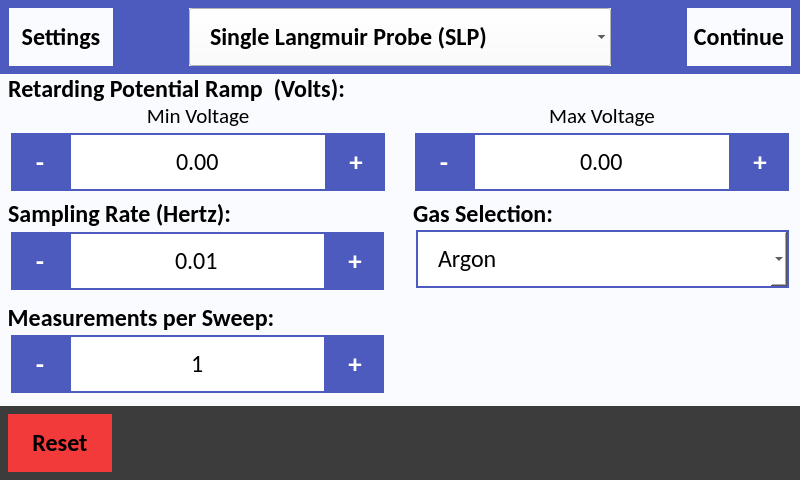
Before: the Qt Designer form src/user_interface/graphic_user_interface/experiment_setup.ui in CFigueroa90894/plasmetry, drawn with Qt 5.
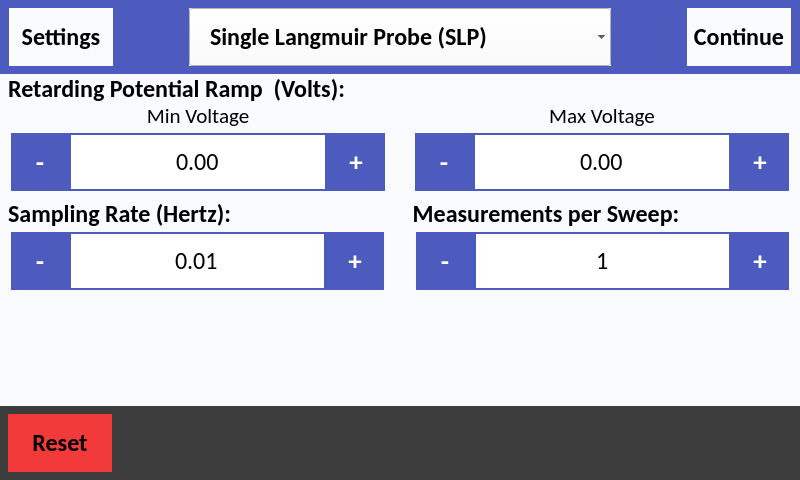
After: the same form once the commit is applied.

Commit message: button adjust and gas selection

```diff
--- a/src/user_interface/graphic_user_interface/experiment_setup.ui
+++ b/src/user_interface/graphic_user_interface/experiment_setup.ui
@@ -960,7 +960,7 @@
                   <number>10</number>
                  </property>
                  <property name="bottomMargin">
-                  <number>10</number>
+                  <number>113</number>
                  </property>
                  <item>
                   <widget class="QToolButton" name="slp_sampling_rate_minus">
@@ -1082,149 +1082,6 @@
                 </layout>
                </widget>
               </item>
-              <item>
-               <widget class="QGroupBox" name="slp_num_measurements_gb">
-                <property name="font">
-                 <font>
-                  <family>Calibri</family>
-                  <pointsize>18</pointsize>
-                  <weight>75</weight>
-                  <bold>true</bold>
-                 </font>
-                </property>
-                <property name="title">
-                 <string>Measurements per Sweep:</string>
-                </property>
-                <property name="alignment">
-                 <set>Qt::AlignCenter</set>
-                </property>
-                <layout class="QHBoxLayout" name="horizontalLayout_4">
-                 <property name="spacing">
-                  <number>0</number>
-                 </property>
-                 <property name="leftMargin">
-                  <number>10</number>
-                 </property>
-                 <property name="topMargin">
-                  <number>0</number>
-                 </property>
-                 <property name="rightMargin">
-                  <number>10</number>
-                 </property>
-                 <property name="bottomMargin">
-                  <number>10</number>
-                 </property>
-                 <item>
-                  <widget class="QToolButton" name="slp_num_measurements_minus">
-                   <property name="minimumSize">
-                    <size>
-                     <width>58</width>
-                     <height>58</height>
-                    </size>
-                   </property>
-                   <property name="maximumSize">
-                    <size>
-                     <width>58</width>
-                     <height>58</height>
-                    </size>
-                   </property>
-                   <property name="font">
-                    <font>
-                     <pointsize>20</pointsize>
-                     <weight>75</weight>
-                     <bold>true</bold>
-                    </font>
-                   </property>
-                   <property name="text">
-                    <string>-</string>
-                   </property>
-                  </widget>
-                 </item>
-                 <item>
-                  <widget class="QDoubleSpinBox" name="slp_num_measurements_input">
-                   <property name="minimumSize">
-                    <size>
-                     <width>0</width>
-                     <height>58</height>
-                    </size>
-                   </property>
-                   <property name="maximumSize">
-                    <size>
-                     <width>1000</width>
-                     <height>58</height>
-                    </size>
-                   </property>
-                   <property name="font">
-                    <font>
-                     <family>Calibri</family>
-                     <pointsize>18</pointsize>
-                     <weight>50</weight>
-                     <bold>false</bold>
-                    </font>
-                   </property>
-                   <property name="styleSheet">
-                    <string notr="true">QDoubleSpinBox {
-	background-color: #FFFFFF;
-}</string>
-                   </property>
-                   <property name="alignment">
-                    <set>Qt::AlignCenter</set>
-                   </property>
-                   <property name="readOnly">
-                    <bool>true</bool>
-                   </property>
-                   <property name="buttonSymbols">
-                    <enum>QAbstractSpinBox::NoButtons</enum>
-                   </property>
-                   <property name="correctionMode">
-                    <enum>QAbstractSpinBox::CorrectToPreviousValue</enum>
-                   </property>
-                   <property name="showGroupSeparator" stdset="0">
-                    <bool>false</bool>
-                   </property>
-                   <property name="decimals">
-                    <number>0</number>
-                   </property>
-                   <property name="minimum">
-                    <double>1.000000000000000</double>
-                   </property>
-                   <property name="maximum">
-                    <double>10000.000000000000000</double>
-                   </property>
-                  </widget>
-                 </item>
-                 <item>
-                  <widget class="QToolButton" name="slp_num_measurements_plus">
-                   <property name="minimumSize">
-                    <size>
-                     <width>58</width>
-                     <height>58</height>
-                    </size>
-                   </property>
-                   <property name="maximumSize">
-                    <size>
-                     <width>58</width>
-                     <height>58</height>
-                    </size>
-                   </property>
-                   <property name="font">
-                    <font>
-                     <pointsize>20</pointsize>
-                     <weight>75</weight>
-                     <bold>true</bold>
-                    </font>
-                   </property>
-                   <property name="focusPolicy">
-                    <enum>Qt::NoFocus</enum>
-                   </property>
-                   <property name="text">
-                    <string>+</string>
-                   </property>
-                  </widget>
-                 </item>
-                </layout>
-               </widget>
-              </item>
              </layout>
             </widget>
            </item>
@@ -1253,7 +1110,7 @@
                <number>0</number>
               </property>
               <item>
-               <widget class="QGroupBox" name="slp_gas_select_gb">
+               <widget class="QGroupBox" name="slp_num_measurements_gb">
                 <property name="font">
                  <font>
                   <family>Calibri</family>
@@ -1262,16 +1119,13 @@
                   <bold>true</bold>
                  </font>
                 </property>
-                <property name="styleSheet">
-                 <string notr="true"/>
-                </property>
                 <property name="title">
-                 <string>Gas Selection:</string>
+                 <string>Measurements per Sweep:</string>
                 </property>
                 <property name="alignment">
-                 <set>Qt::AlignLeading|Qt::AlignLeft|Qt::AlignVCenter</set>
+                 <set>Qt::AlignCenter</set>
                 </property>
-                <layout class="QVBoxLayout" name="verticalLayout_10">
+                <layout class="QHBoxLayout" name="horizontalLayout_37">
                  <property name="spacing">
                   <number>0</number>
                  </property>
@@ -1285,13 +1139,39 @@
                   <number>10</number>
                  </property>
                  <property name="bottomMargin">
-                  <number>0</number>
+                  <number>113</number>
                  </property>
-                 <item alignment="Qt::AlignTop">
-                  <widget class="QComboBox" name="slp_gas_select_cb">
+                 <item>
+                  <widget class="QToolButton" name="slp_num_measurements_minus">
                    <property name="minimumSize">
                     <size>
-                     <width>368</width>
+                     <width>58</width>
+                     <height>58</height>
+                    </size>
+                   </property>
+                   <property name="maximumSize">
+                    <size>
+                     <width>58</width>
+                     <height>58</height>
+                    </size>
+                   </property>
+                   <property name="font">
+                    <font>
+                     <pointsize>20</pointsize>
+                     <weight>75</weight>
+                     <bold>true</bold>
+                    </font>
+                   </property>
+                   <property name="text">
+                    <string>-</string>
+                   </property>
+                  </widget>
+                 </item>
+                 <item>
+                  <widget class="QDoubleSpinBox" name="slp_num_measurements_input">
+                   <property name="minimumSize">
+                    <size>
+                     <width>0</width>
                      <height>58</height>
                     </size>
                    </property>
@@ -1313,56 +1193,63 @@
                     <cursorShape>PointingHandCursor</cursorShape>
                    </property>
                    <property name="styleSheet">
-                    <string notr="true">QComboBox {
+                    <string notr="true">QDoubleSpinBox {
 	background-color: #FFFFFF;
-	padding-left: 20px;
-	text-align: left;
-}
-
-QComboBox:focus {
-    outline: none; 
-}
-
-QComboBox QAbstractItemView {
-    selection-background-color: #fafbff;
-    selection-color: black; 
-}
-
-</string>
+}</string>
                    </property>
-                   <property name="frame">
+                   <property name="alignment">
+                    <set>Qt::AlignCenter</set>
+                   </property>
+                   <property name="readOnly">
+                    <bool>true</bool>
+                   </property>
+                   <property name="buttonSymbols">
+                    <enum>QAbstractSpinBox::NoButtons</enum>
+                   </property>
+                   <property name="correctionMode">
+                    <enum>QAbstractSpinBox::CorrectToPreviousValue</enum>
+                   </property>
+                   <property name="showGroupSeparator" stdset="0">
                     <bool>false</bool>
                    </property>
-                   <item>
-                    <property name="text">
-                     <string>Argon</string>
-                    </property>
-                   </item>
-                   <item>
-                    <property name="text">
-                     <string>Helium</string>
-                    </property>
-                   </item>
-                   <item>
-                    <property name="text">
-                     <string>Nitrogen</string>
-                    </property>
-                   </item>
-                   <item>
-                    <property name="text">
-                     <string>CO2</string>
-                    </property>
-                   </item>
-                   <item>
-                    <property name="text">
-                     <string>Oxygen</string>
-                    </property>
-                   </item>
-                   <item>
-                    <property name="text">
-                     <string>Hydrogen</string>
-                    </property>
-                   </item>
+                   <property name="decimals">
+                    <number>0</number>
+                   </property>
+                   <property name="minimum">
+                    <double>1.000000000000000</double>
+                   </property>
+                   <property name="maximum">
+                    <double>10000.000000000000000</double>
+                   </property>
+                  </widget>
+                 </item>
+                 <item>
+                  <widget class="QToolButton" name="slp_num_measurements_plus">
+                   <property name="minimumSize">
+                    <size>
+                     <width>58</width>
+                     <height>58</height>
+                    </size>
+                   </property>
+                   <property name="maximumSize">
+                    <size>
+                     <width>58</width>
+                     <height>58</height>
+                    </size>
+                   </property>
+                   <property name="font">
+                    <font>
+                     <pointsize>20</pointsize>
+                     <weight>75</weight>
+                     <bold>true</bold>
+                    </font>
+                   </property>
+                   <property name="focusPolicy">
+                    <enum>Qt::NoFocus</enum>
+                   </property>
+                   <property name="text">
+                    <string>+</string>
+                   </property>
                   </widget>
                  </item>
                 </layout>
```
Left out of the diff: 3 changed lines with no effect on the pictures. The commit also changes 4 other files.
